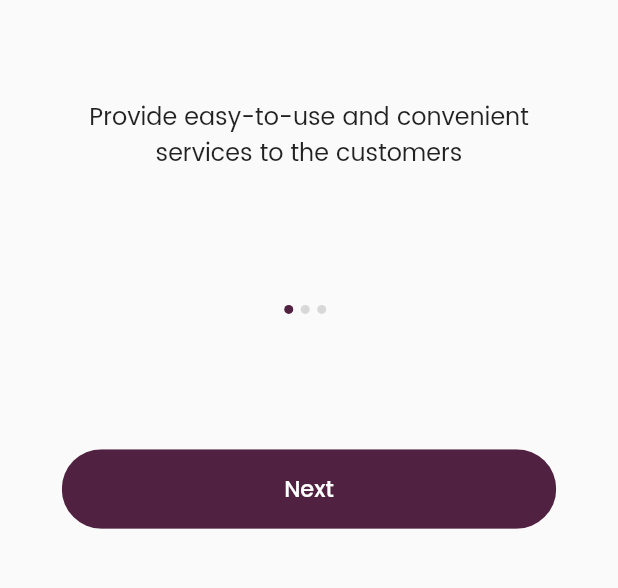
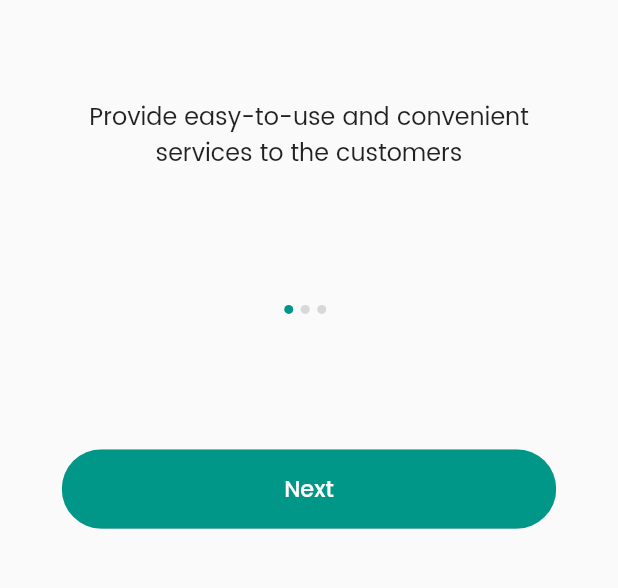
Before and after one commit to Lahiru-Ima/Fuel-App-Front-end, a Flutter app: the screen it shows after launch, on a phone screen of 412 x 824 dp, the part 572-1160 px from its top. Run offline on Flutter 3.47's test engine with Material 2 defaults, Android fonts, the phone set to English and light mode, and no system bars; our stand-ins replace get, quickalert, shared_preferences, snippet_coder_utils.

Commit message:
many changes

```diff
--- a/lib/theme.dart
+++ b/lib/theme.dart
@@ -1,6 +1,7 @@
 import 'package:flutter/material.dart';
 
-const kPrimaryColor = Color.fromARGB(255, 81, 33, 65);
+// const kPrimaryColor = Color.fromARGB(255, 81, 33, 65);
+const kPrimaryColor = Colors.teal;
 const kSecondaryColor = Color.fromARGB(255, 220, 220, 220);
 const kDarkGreyColor = Color.fromARGB(255, 168, 168, 168);
 const kWhiteColor = Color(0xFFFFFFFF);
```
Also changed, not shown: lib/DashBoardPage/Body.dart (+11 -4 lines).
